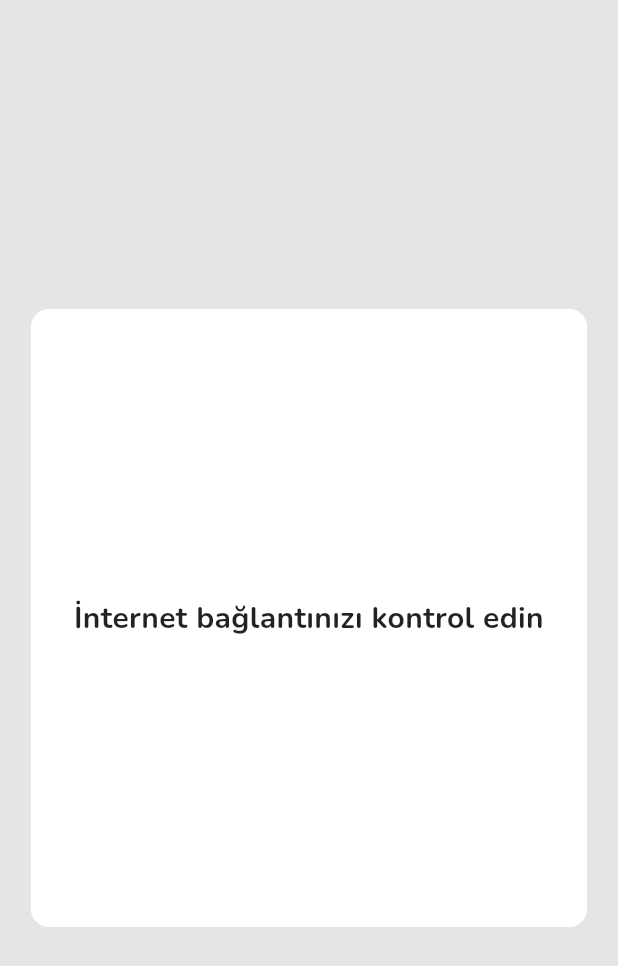
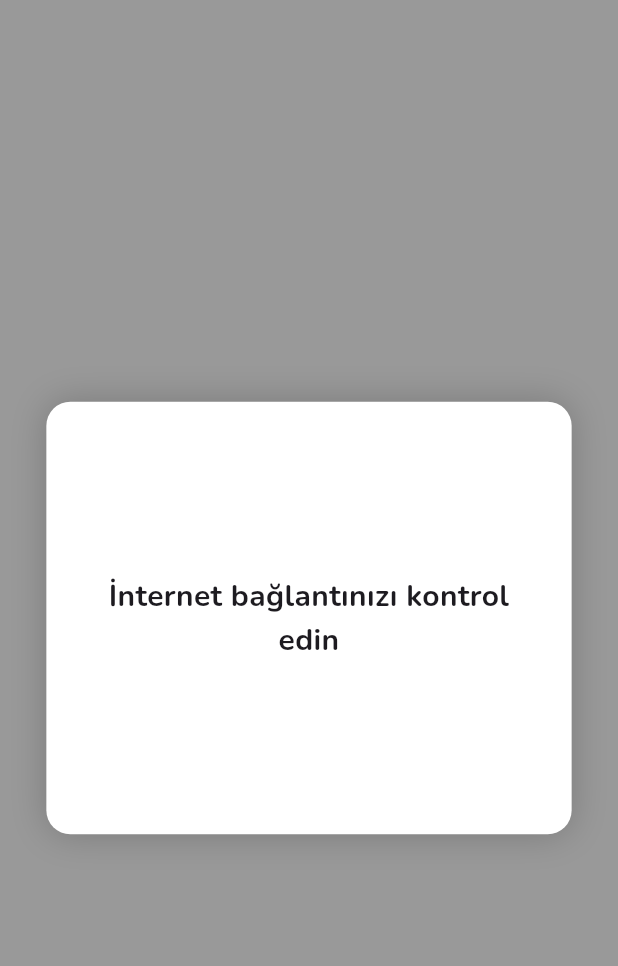
Before and after one commit to suleymanharbelioglu/flutter-heads-up-turkish, a Flutter app: the NoInternetPage screen opened directly, on a phone screen of 412 x 824 dp. Shown: the top 966 px of the screen. Run offline on Flutter 3.47's test engine with Material 3 defaults, Android fonts, the light colour scheme and no system bars; our stand-ins replace bloc, connectivity_plus, dartz, flutter_bloc, font_awesome_flutter, get_it and 4 more; network calls fail.

Commit message:
genel düzenleme

```diff
--- a/lib/presentation/game/bloc/timer_cubit.dart
+++ b/lib/presentation/game/bloc/timer_cubit.dart
@@ -1,7 +1,7 @@
 import 'package:bloc/bloc.dart';
 
 class TimerCubit extends Cubit<int> {
-  TimerCubit() : super(2); // Default değer 60 saniye
+  TimerCubit() : super(60); // Default değer 60 saniye
 
   /// 15 saniye artır. Maksimum 180
   void increase() {
--- a/lib/presentation/no_internet/bloc/internet_connection_cubit.dart
+++ b/lib/presentation/no_internet/bloc/internet_connection_cubit.dart
@@ -22,7 +22,7 @@ class InternetConnectionCubit extends Cubit<InternetConnectionState> {
         emit(InternetConnected());
       }
     });
-  }d
+  }
 
   Future<void> _checkInitialConnection() async {
     final result = await Connectivity().checkConnectivity();
--- a/lib/presentation/no_internet/page/no_internet.dart
+++ b/lib/presentation/no_internet/page/no_internet.dart
@@ -1,5 +1,3 @@
-import 'package:ben_kimim/common/navigator/app_navigator.dart';
-import 'package:ben_kimim/presentation/bottom_nav/page/bottom_nav.dart';
 import 'package:ben_kimim/presentation/no_internet/bloc/internet_connection_cubit.dart';
 import 'package:ben_kimim/presentation/no_internet/bloc/internet_connection_state.dart';
 import 'package:flutter/material.dart';
@@ -11,36 +9,45 @@ class NoInternetPage extends StatelessWidget {
   @override
   Widget build(BuildContext context) {
     return WillPopScope(
-      // Geri tuşunu engelle
+      // 👉 Geri tuşunu tamamen devre dışı bırak
       onWillPop: () async => false,
-      child: BlocListener<InternetConnectionCubit, InternetConnectionState>(
+      child: Scaffold(
+        backgroundColor: Colors.black.withOpacity(0.4),
+        body: BlocListener<InternetConnectionCubit, InternetConnectionState>(
           listener: (context, state) {
             if (state is InternetConnected) {
-            print("go to No internet page ---------------------");
-            // İnternet yoksa NoInternetPage'e yönlendir
-            AppNavigator.push(context, BottomNavPage());
+              Navigator.of(context)
+                  .pop(); // 👉 Sadece internet gelince kapanacak
             }
           },
-        child: Scaffold(
-          backgroundColor: Colors.black.withOpacity(0.1), // Saydam arka plan
-          body: Center(
+          child: Center(
             child: Container(
-              height: MediaQuery.of(context).size.height * 0.5, // Yarı ekran
-              width: MediaQuery.of(context).size.width * 0.9,
-              alignment: Alignment.center,
-              padding: const EdgeInsets.all(16),
+              height: MediaQuery.of(context).size.height * 0.35,
+              width: MediaQuery.of(context).size.width * 0.85,
+              padding: const EdgeInsets.all(20),
               decoration: BoxDecoration(
                 color: Colors.white,
-                borderRadius: BorderRadius.circular(12),
+                borderRadius: BorderRadius.circular(16),
+                boxShadow: [
+                  BoxShadow(
+                    blurRadius: 20,
+                    color: Colors.black.withOpacity(0.2),
+                  )
+                ],
               ),
-              child: const Text(
+              child: const Column(
+                mainAxisSize: MainAxisSize.min,
+                mainAxisAlignment: MainAxisAlignment.center,
+                children: [
+                  Text(
                     "İnternet bağlantınızı kontrol edin",
                     textAlign: TextAlign.center,
                     style: TextStyle(
                       fontSize: 20,
                       fontWeight: FontWeight.bold,
-                  color: Colors.black87,
                     ),
+                  ),
+                ],
               ),
             ),
           ),
```
Also changed, not shown: lib/common/widget/deck/deck_flip.dart (+5 -3 lines), lib/presentation/bottom_nav/page/bottom_nav.dart (+43 -26 lines), lib/presentation/game_result/page/game_result.dart (+190 -132 lines). Lines whose indentation alone changed are shown as unchanged.
